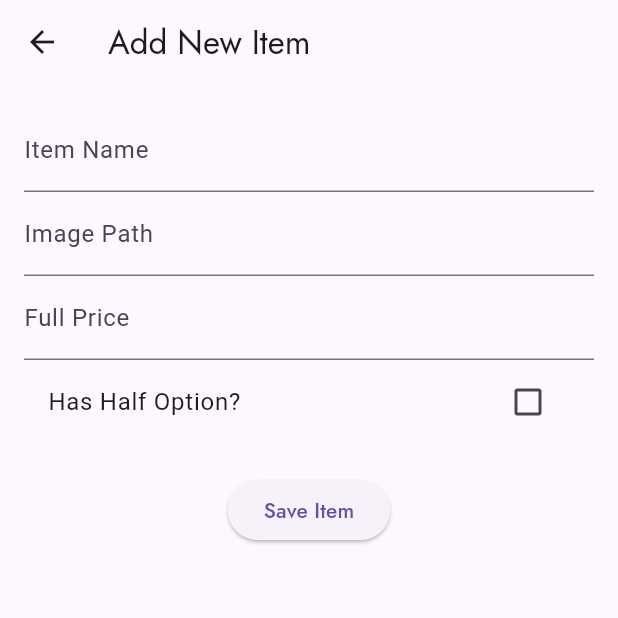
After one commit to abhipawar2004/BillWiz, a Flutter app: the AddMenuPage screen opened directly, on a phone screen of 412 x 824 dp, the top half of it. The commit adds this screen. Run offline on Flutter 3.47's test engine with Material 3 defaults, Android fonts, the phone set to English and light mode, and no system bars; our stand-ins replace google_fonts, pdf, printing; missing offline and left inert: stepper_counter_swipe.

```diff
--- a/lib/model/Items.dart
+++ b/lib/model/Items.dart
@@ -1,5 +1,4 @@
 import './Item.dart';
-
 final List<Items> menuItems = [
   Items("Chow Mein", 80, 50, true,'assets/images/chow_mein.png'),
   Items("Manchurian", 100, 60, true,'assets/images/manchurian.png'),
--- a/lib/widgets/Home1.dart
+++ b/lib/widgets/Home1.dart
@@ -54,7 +54,7 @@ class Home1P extends StatelessWidget {
             InkWell(
               onTap: () {
                 Navigator.of(context).push(
-                  MaterialPageRoute(builder: (context) => const Menu()),
+                  MaterialPageRoute(builder: (context) =>  Menu()),
                 );
               },
               child: Container(
--- /dev/null
+++ b/lib/widgets/addnewmenu.dart
@@ -0,0 +1,96 @@
+import 'package:flutter/material.dart';
+import 'package:google_fonts/google_fonts.dart';
+
+class AddMenuPage extends StatefulWidget {
+  @override
+  _AddMenuPageState createState() => _AddMenuPageState();
+}
+
+class _AddMenuPageState extends State<AddMenuPage> {
+  final _formKey = GlobalKey<FormState>();
+
+  String itemName = '';
+  String imagePath = '';
+  double fullPrice = 0.0;
+  double halfPrice = 0.0;
+  bool hasHalfOption = false;
+
+  @override
+  Widget build(BuildContext context) {
+    return Scaffold(
+      appBar: AppBar(
+        title: Text('Add New Item', style: GoogleFonts.getFont('Jost')),
+      ),
+      body: Padding(
+        padding: const EdgeInsets.all(16.0),
+        child: Form(
+          key: _formKey,
+          child: Column(
+            children: <Widget>[
+              TextFormField(
+                decoration: InputDecoration(labelText: 'Item Name'),
+                onChanged: (value) {
+                  setState(() {
+                    itemName = value;
+                  });
+                },
+              ),
+              TextFormField(
+                decoration: InputDecoration(labelText: 'Image Path'),
+                onChanged: (value) {
+                  setState(() {
+                    imagePath = value;
+                  });
+                },
+              ),
+              TextFormField(
+                decoration: InputDecoration(labelText: 'Full Price'),
+                keyboardType: TextInputType.number,
+                onChanged: (value) {
+                  setState(() {
+                    fullPrice = double.parse(value);
+                  });
+                },
+              ),
+              CheckboxListTile(
+                title: Text('Has Half Option?'),
+                value: hasHalfOption,
+                onChanged: (bool? value) {
+                  setState(() {
+                    hasHalfOption = value!;
+                  });
+                },
+              ),
+              if (hasHalfOption)
+                TextFormField(
+                  decoration: InputDecoration(labelText: 'Half Price'),
+                  keyboardType: TextInputType.number,
+                  onChanged: (value) {
+                    setState(() {
+                      halfPrice = double.parse(value);
+                    });
+                  },
+                ),
+              SizedBox(height: 20),
+              ElevatedButton(
+                onPressed: () {
+                  if (_formKey.currentState!.validate()) {
+                    // Save the item and go back
+                    Navigator.of(context).pop({
+                      'itemName': itemName,
+                      'imagePath': imagePath,
+                      'fullPrice': fullPrice,
+                      'halfPrice': halfPrice,
+                      'hasHalfOption': hasHalfOption,
+                    });
+                  }
+                },
+                child: Text('Save Item', style: GoogleFonts.getFont('Jost')),
+              ),
+            ],
+          ),
+        ),
+      ),
+    );
+  }
+}
```
Also changed, not shown: lib/pages/menu.dart (+33 -1 lines).
